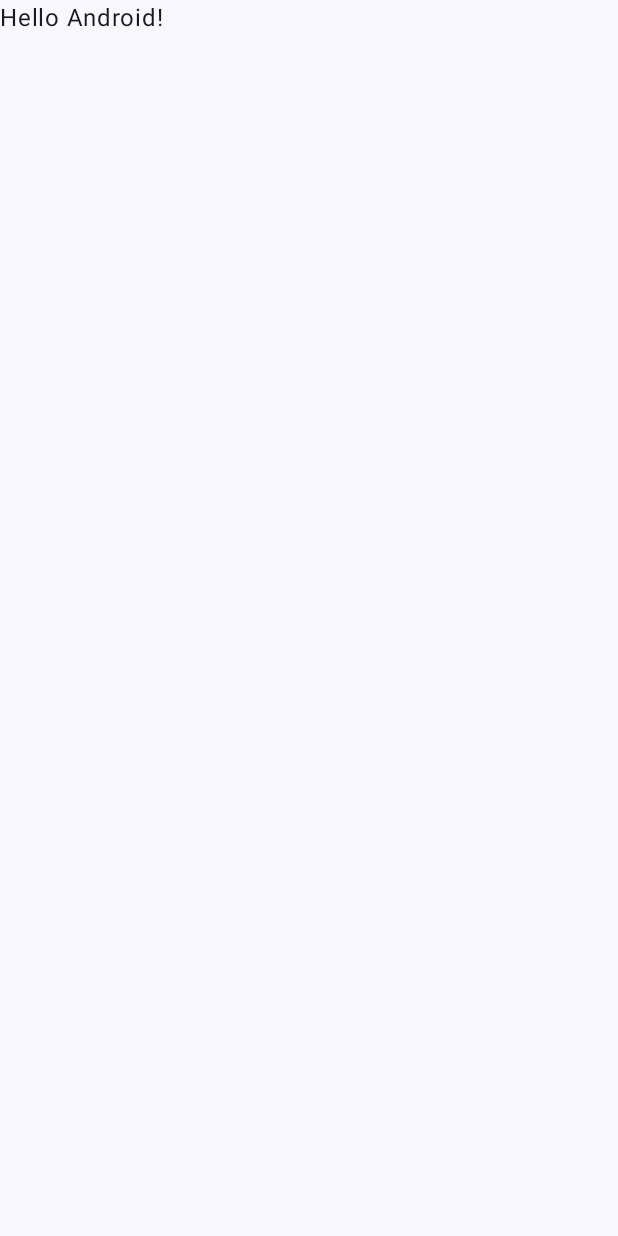
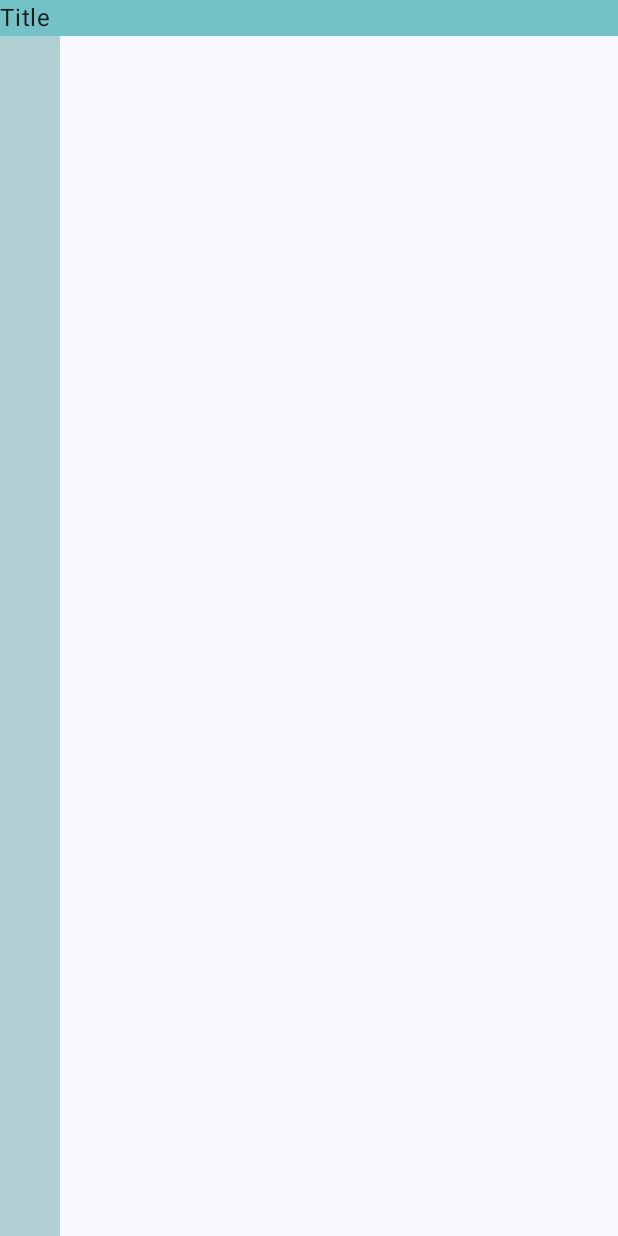
Before and after one commit to BL2617/undergraduate-grad-project, an Android app built with Jetpack Compose: the screen it shows after launch (MainActivity), on a phone screen of 412 x 824 dp. Before the commit the screen is almost empty. Run offline under Robolectric (Android 15) with nearby library versions, the phone set to English and light mode, and no system bars.

Commit message:
write first version of design and code

```diff
--- a/TamperRecovery/app/src/main/java/com/bl2617/tamperrecovery/MainActivity.kt
+++ b/TamperRecovery/app/src/main/java/com/bl2617/tamperrecovery/MainActivity.kt
@@ -1,16 +1,30 @@
 package com.bl2617.tamperrecovery
 
+import android.R
 import android.os.Bundle
 import androidx.activity.ComponentActivity
 import androidx.activity.compose.setContent
 import androidx.activity.enableEdgeToEdge
+import androidx.compose.foundation.Image
+import androidx.compose.foundation.background
+import androidx.compose.foundation.layout.Column
+import androidx.compose.foundation.layout.Row
+import androidx.compose.foundation.layout.fillMaxHeight
 import androidx.compose.foundation.layout.fillMaxSize
+import androidx.compose.foundation.layout.fillMaxWidth
 import androidx.compose.foundation.layout.padding
+import androidx.compose.foundation.layout.width
+import androidx.compose.foundation.shape.CircleShape
+import androidx.compose.material3.Icon
 import androidx.compose.material3.Scaffold
 import androidx.compose.material3.Text
 import androidx.compose.runtime.Composable
 import androidx.compose.ui.Modifier
+import androidx.compose.ui.graphics.Color
+import androidx.compose.ui.res.painterResource
 import androidx.compose.ui.tooling.preview.Preview
+import androidx.compose.ui.unit.Dp
+import androidx.compose.ui.unit.dp
 import com.bl2617.tamperrecovery.ui.theme.TamperRecoveryTheme
 
 class MainActivity : ComponentActivity() {
@@ -20,10 +34,7 @@ class MainActivity : ComponentActivity() {
         setContent {
             TamperRecoveryTheme {
                 Scaffold(modifier = Modifier.fillMaxSize()) { innerPadding ->
-                    Greeting(
-                        name = "Android",
-                        modifier = Modifier.padding(innerPadding)
-                    )
+                    TamperRecoveryApp()
                 }
             }
         }
@@ -31,17 +42,31 @@ class MainActivity : ComponentActivity() {
 }
 
 @Composable
-fun Greeting(name: String, modifier: Modifier = Modifier) {
-    Text(
-        text = "Hello $name!",
-        modifier = modifier
-    )
+fun TamperRecoveryApp(modifier: Modifier = Modifier) {
+    Column(
+        modifier = modifier.fillMaxSize()
+    ) {
+
+        Row(
+            modifier = Modifier.background(color = Color(0xAA30AAAA))
+                .fillMaxWidth()
+        ) {
+            Text("Title", modifier = Modifier)
+        }
+
+        Column(modifier =
+            Modifier.background(color = Color(0x806AAAAA))
+                .width(40.dp)
+                .fillMaxHeight()
+
+        ) {
+        }
+    }
 }
 
-@Preview(showBackground = true)
+
+@Preview(showBackground = true, widthDp = 720, heightDp = 1080)
 @Composable
-fun GreetingPreview() {
-    TamperRecoveryTheme {
-        Greeting("Android")
-    }
+fun TamperRecoryAppPreview() {
+    TamperRecoveryApp()
 }
```
Also changed, not shown: 1 other file.
